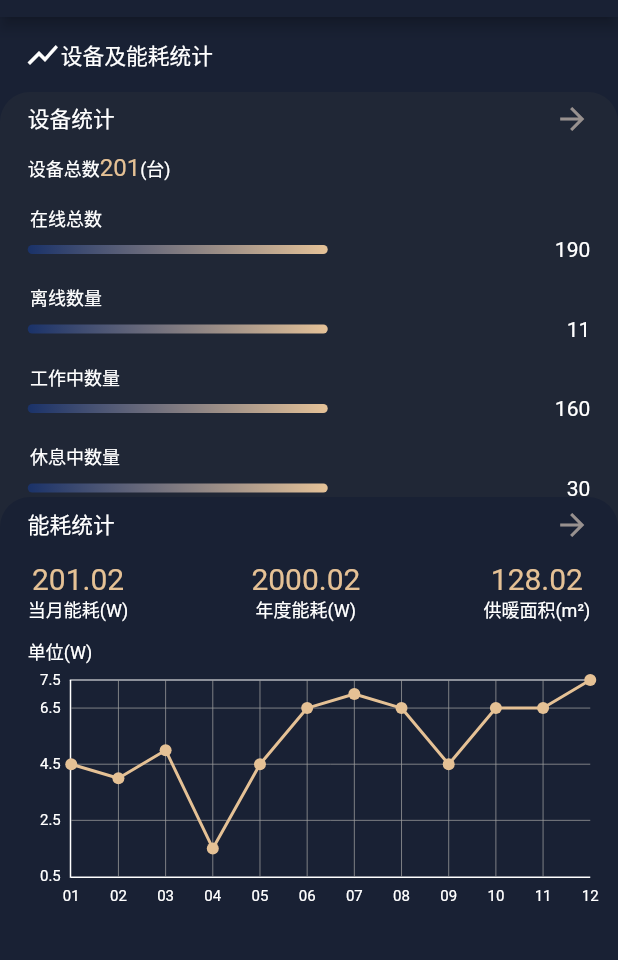
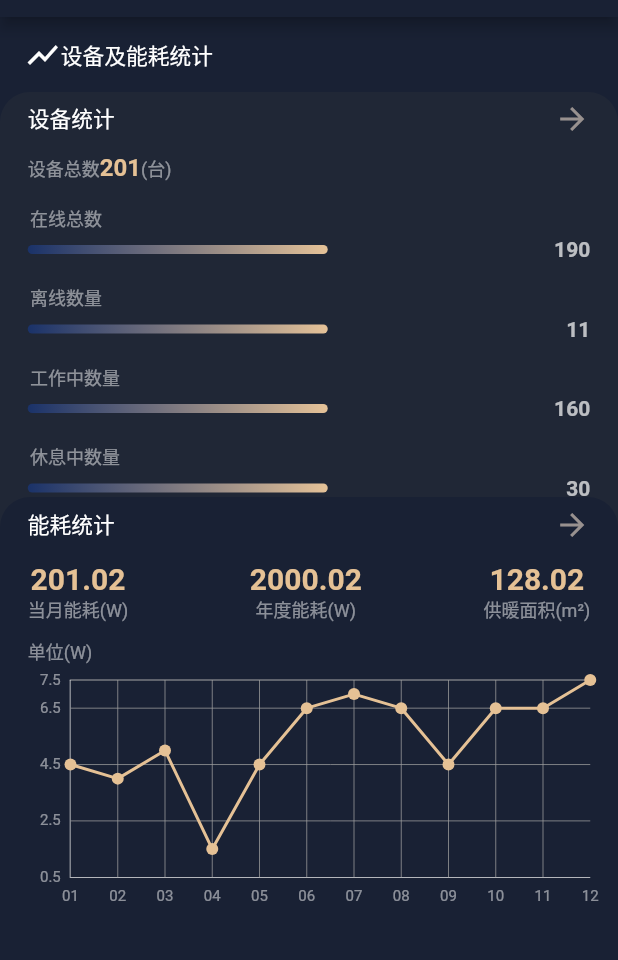
Before and after one commit to zhangyuhuihh/flutter-demo, a Flutter app: the screen it shows after launch, on a phone screen of 412 x 824 dp, the part 67-1027 px from its top. Run offline on Flutter 3.47's test engine with Material 2 defaults, Android fonts, the phone set to English and light mode, and no system bars; drawn by our look-alikes of fl_chart; generated files the repository leaves out were written again.

Commit message:
字体透明度修改

```diff
--- a/lib/routes/homePage.dart
+++ b/lib/routes/homePage.dart
@@ -110,12 +110,19 @@ class _DeviceManage extends State<DeviceManage> {
                   child: Text.rich(TextSpan(
                       style: TextStyle(color: Colors.white, fontSize: 12),
                       children: [
-                        TextSpan(text: '设备总数'),
                         TextSpan(
-                            text: '201',
-                            style: TextStyle(
-                                fontSize: 16, color: const Color(0xFFE5C195))),
-                        TextSpan(text: ('(台)'))
+                            text: '设备总数',
+                            style: TextStyle(color: Color(0xFF7FFFFFFF))),
+                        TextSpan(
+                          text: '201',
+                          style: TextStyle(
+                              fontSize: 16,
+                              color: const Color(0xFFE5C195),
+                              fontWeight: FontWeight.bold),
+                        ),
+                        TextSpan(
+                            text: ('(台)'),
+                            style: TextStyle(color: Color(0xFF7FFFFFFF)))
                       ])),
                 ),
               ],
@@ -160,7 +167,7 @@ class _DeviceSitutation extends State<DeviceSitutation> {
                     padding: EdgeInsets.only(left: 20, top: 15),
                     child: Text(
                       item['title'],
-                      style: TextStyle(fontSize: 12, color: Colors.white),
+                      style: TextStyle(fontSize: 12, color: Color(0xFF7FFFFFFF)),
                     ),
                   ),
                   Container(
@@ -190,7 +197,10 @@ class _DeviceSitutation extends State<DeviceSitutation> {
                           alignment: Alignment.centerRight,
                           child: Text(
                             item['value'].toString(),
-                            style: TextStyle(color: Colors.white, fontSize: 14),
+                            style: TextStyle(
+                                color: Color(0xFFB2FFFFFF),
+                                fontSize: 14,
+                                fontWeight: FontWeight.bold),
                           ),
                         )
                       ],
@@ -263,14 +273,16 @@ class _EnergyManage extends State<EnergyManage> {
                             child: Text(
                               '201.02',
                               style: TextStyle(
-                                  color: const Color(0xFFE5C195), fontSize: 20),
+                                  color: const Color(0xFFE5C195),
+                                  fontSize: 20,
+                                  fontWeight: FontWeight.bold),
                             ),
                           ),
                           Container(
                             child: Text(
                               '当月能耗(W)',
-                              style:
-                                  TextStyle(color: Colors.white, fontSize: 12),
+                              style: TextStyle(
+                                  color: Color(0xFF7FFFFFFF), fontSize: 12),
                             ),
                           )
                         ],
@@ -283,14 +295,18 @@ class _EnergyManage extends State<EnergyManage> {
                             child: Text(
                               '2000.02',
                               style: TextStyle(
-                                  color: const Color(0xFFE5C195), fontSize: 20),
+                                  color: const Color(0xFFE5C195),
+                                  fontSize: 20,
+                                  fontWeight: FontWeight.bold),
                             ),
                           ),
                           Container(
                             child: Text(
                               '年度能耗(W)',
-                              style:
-                                  TextStyle(color: Colors.white, fontSize: 12),
+                              style: TextStyle(
+                                color: Color(0xFF7FFFFFFF),
+                                fontSize: 12,
+                              ),
                             ),
                           )
                         ],
@@ -304,14 +320,16 @@ class _EnergyManage extends State<EnergyManage> {
                             child: Text(
                               '128.02',
                               style: TextStyle(
-                                  color: const Color(0xFFE5C195), fontSize: 20),
+                                  color: const Color(0xFFE5C195),
+                                  fontSize: 20,
+                                  fontWeight: FontWeight.bold),
                             ),
                           ),
                           Container(
                             child: Text(
                               '供暖面积(m²)',
-                              style:
-                                  TextStyle(color: Colors.white, fontSize: 12),
+                              style: TextStyle(
+                                  color: Color(0xFF7FFFFFFF), fontSize: 12),
                             ),
                           )
                         ],
@@ -330,7 +348,8 @@ class _EnergyManage extends State<EnergyManage> {
                         children: <Widget>[
                           Text(
                             '单位(W)',
-                            style: TextStyle(fontSize: 12, color: Colors.white),
+                            style: TextStyle(
+                                fontSize: 12, color: Color(0xFF7FFFFFFF)),
                           )
                         ],
                       ),
@@ -473,10 +492,10 @@ class LineChartSample4 extends StatelessWidget {
             // border: Border.all(
             //     color: Colors.white, width: 1.0, style: BorderStyle.solid),
             border: Border(
-              top: BorderSide(width: 0.0, color: Colors.white),
-              left: BorderSide(width: 1.0, color: Colors.white),
+              top: BorderSide(width: 0.0, color: Color(0xffF7aaaaaa)),
+              left: BorderSide(width: 0.5, color: Color(0xffF7eeeeee)),
               right: BorderSide(width: 0.0, color: Colors.transparent),
-              bottom: BorderSide(width: 1.0, color: Colors.white),
+              bottom: BorderSide(width: 0.5, color: Color(0xffF7eeeeee)),
             ),
           ),
           titlesData: FlTitlesData(
@@ -484,7 +503,7 @@ class LineChartSample4 extends StatelessWidget {
                 showTitles: true,
                 textStyle: TextStyle(
                   fontSize: 10,
-                  color: Colors.white,
+                  color: Color(0xFF7FFFFFFF),
                   // fontWeight: FontWeight.bold,
                 ),
                 getTitles: (value) {
@@ -521,7 +540,7 @@ class LineChartSample4 extends StatelessWidget {
               showTitles: true,
               textStyle: TextStyle(
                 fontSize: 10,
-                color: Colors.white,
+                color: Color(0xFF7FFFFFFF),
                 // fontWeight: FontWeight.bold,
               ),
               getTitles: (value) {
@@ -531,6 +550,12 @@ class LineChartSample4 extends StatelessWidget {
           ),
           gridData: FlGridData(
             show: true,
+            getDrawingVerticalGridLine: (value) {
+              return const FlLine(
+                color: Color(0xFF7F232C3E),
+                strokeWidth: 1,
+              );
+            },
             // checkToShowHorizontalGrid: (double value) {
             //   return value == 1 || value == 6 || value == 4 || value == 5;
             // },
```
